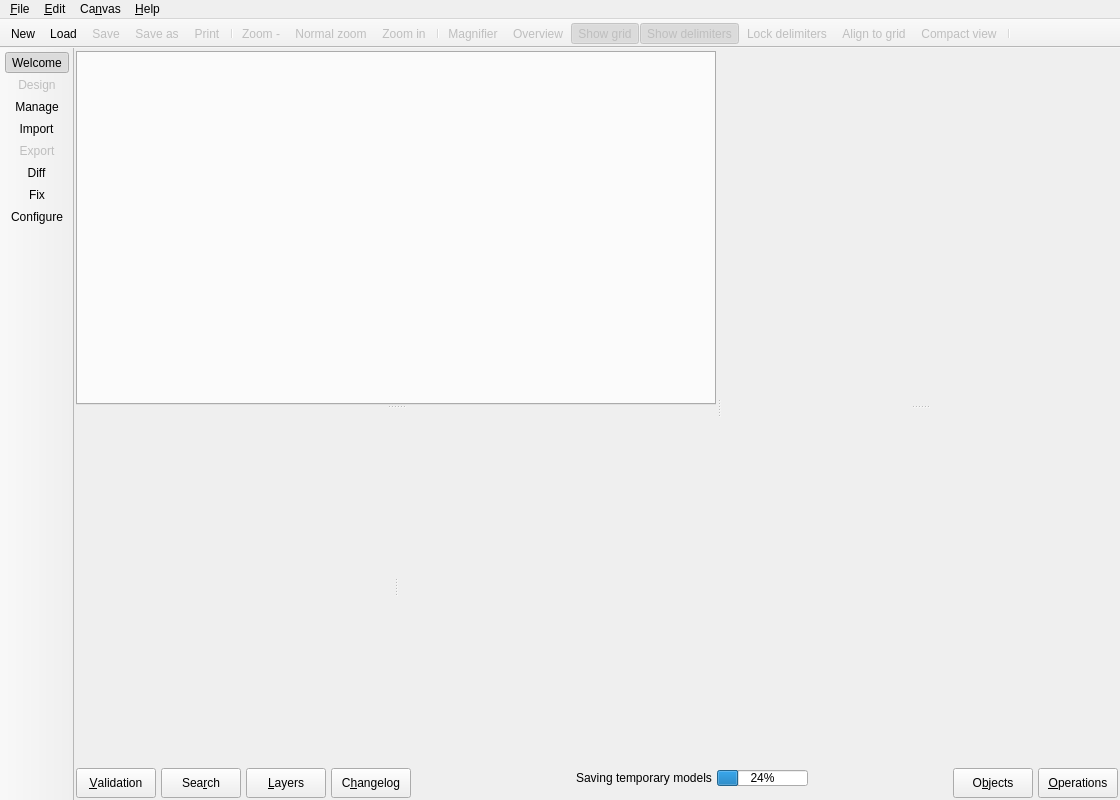
Above: libs/libgui/ui/mainwindow.ui from maniac787/pgmodeler before the change. Below: the same form after it.
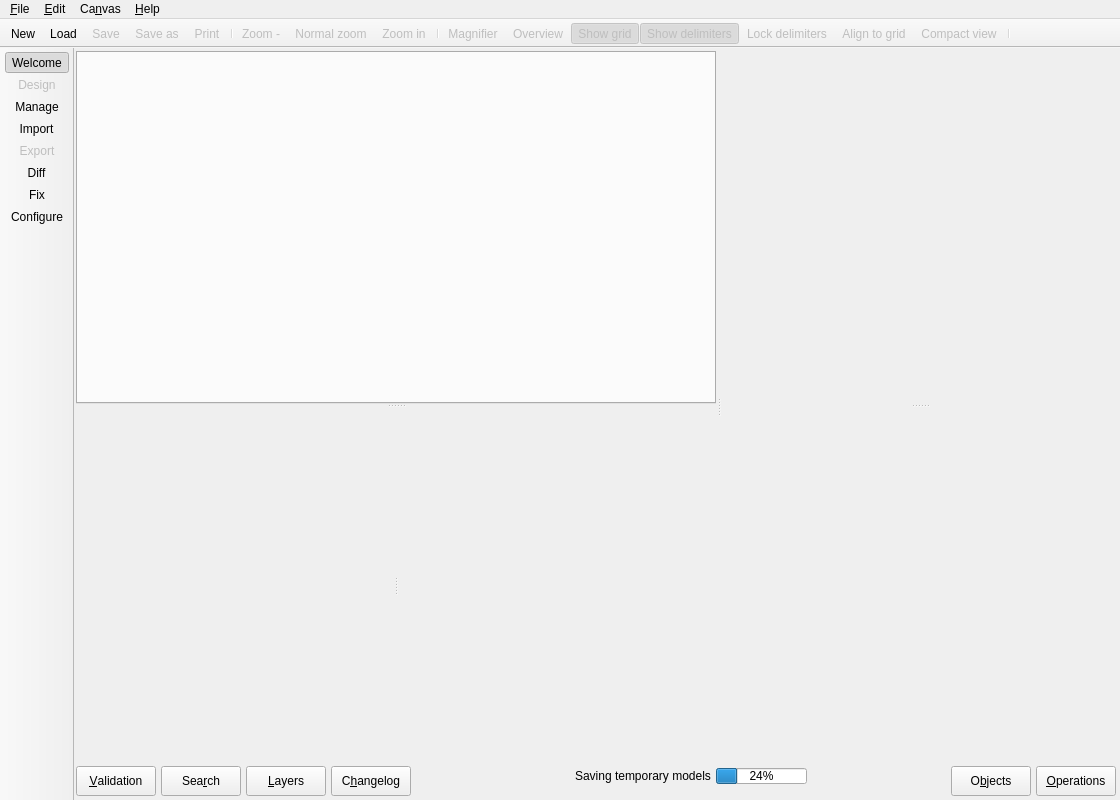
That is the form after the change. The open tabs and pages were chosen to show the change. Icons and pictures are not drawn.

Commit message: Minor adjustmnent in mainwindow.ui for allowing inclusing of plugin widgets

What changed in the file:
```diff
--- a/libs/libgui/ui/mainwindow.ui
+++ b/libs/libgui/ui/mainwindow.ui
@@ -117,7 +117,7 @@
         <property name="spacing">
          <number>5</number>
         </property>
-        <item row="0" column="0">
+        <item row="1" column="0">
          <layout class="QVBoxLayout" name="verticalLayout">
           <property name="spacing">
            <number>0</number>
@@ -314,6 +314,28 @@
                <number>0</number>
               </property>
               <item row="0" column="0">
+               <widget class="QStackedWidget" name="side_widgets_stw">
+                <property name="currentIndex">
+                 <number>0</number>
+                </property>
+                <widget class="QWidget" name="modelobjs_oplist_pg">
+                 <layout class="QVBoxLayout" name="verticalLayout_2">
+                  <property name="spacing">
+                   <number>5</number>
+                  </property>
+                  <property name="leftMargin">
+                   <number>0</number>
+                  </property>
+                  <property name="topMargin">
+                   <number>0</number>
+                  </property>
+                  <property name="rightMargin">
+                   <number>0</number>
+                  </property>
+                  <property name="bottomMargin">
+                   <number>0</number>
+                  </property>
+                  <item>
                <widget class="QSplitter" name="v_splitter_oprs_objs">
                 <property name="autoFillBackground">
                  <bool>true</bool>
@@ -362,6 +384,11 @@
               </item>
              </layout>
             </widget>
+                <widget class="QWidget" name="page_4"/>
+               </widget>
+              </item>
+             </layout>
+            </widget>
            </widget>
           </item>
           <item>
@@ -386,10 +413,10 @@
               <number>0</number>
              </property>
              <property name="rightMargin">
-              <number>0</number>
+              <number>2</number>
              </property>
              <property name="bottomMargin">
-              <number>0</number>
+              <number>2</number>
              </property>
              <property name="spacing">
               <number>0</number>
```
Left out of the diff: 23 changed lines with no effect on the pictures. Lines whose indentation alone changed are shown as unchanged.
